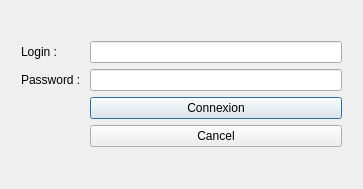
mariedegen/QtProject, file identificationdialog.ui: the form before one commit.
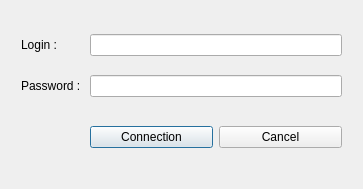
The form after the commit. Icons and pictures are not drawn.

Commit message: wonderful btns

What changed in the file:
```diff
--- a/identificationdialog.ui
+++ b/identificationdialog.ui
@@ -65,12 +65,14 @@
      <item row="1" column="1">
       <widget class="QLineEdit" name="login_input"/>
      </item>
-     <item row="3" column="1">
+     <item row="4" column="1">
       <layout class="QVBoxLayout" name="verticalLayout">
        <item>
-        <widget class="QPushButton" name="connexion_btn">
+        <layout class="QHBoxLayout" name="horizontalLayout">
+         <item>
+          <widget class="QPushButton" name="connection_btn">
          <property name="text">
-          <string>Connexion</string>
+            <string>Connection</string>
          </property>
         </widget>
        </item>
@@ -82,6 +84,24 @@
         </widget>
        </item>
       </layout>
+       </item>
+       <item>
+        <widget class="QDialogButtonBox" name="buttonBox"/>
+       </item>
+      </layout>
+     </item>
+     <item row="3" column="1">
+      <spacer name="horizontalSpacer">
+       <property name="orientation">
+        <enum>Qt::Horizontal</enum>
+       </property>
+       <property name="sizeHint" stdset="0">
+        <size>
+         <width>40</width>
+         <height>10</height>
+        </size>
+       </property>
+      </spacer>
      </item>
     </layout>
    </item>
```
Lines whose indentation alone changed are shown as unchanged.
